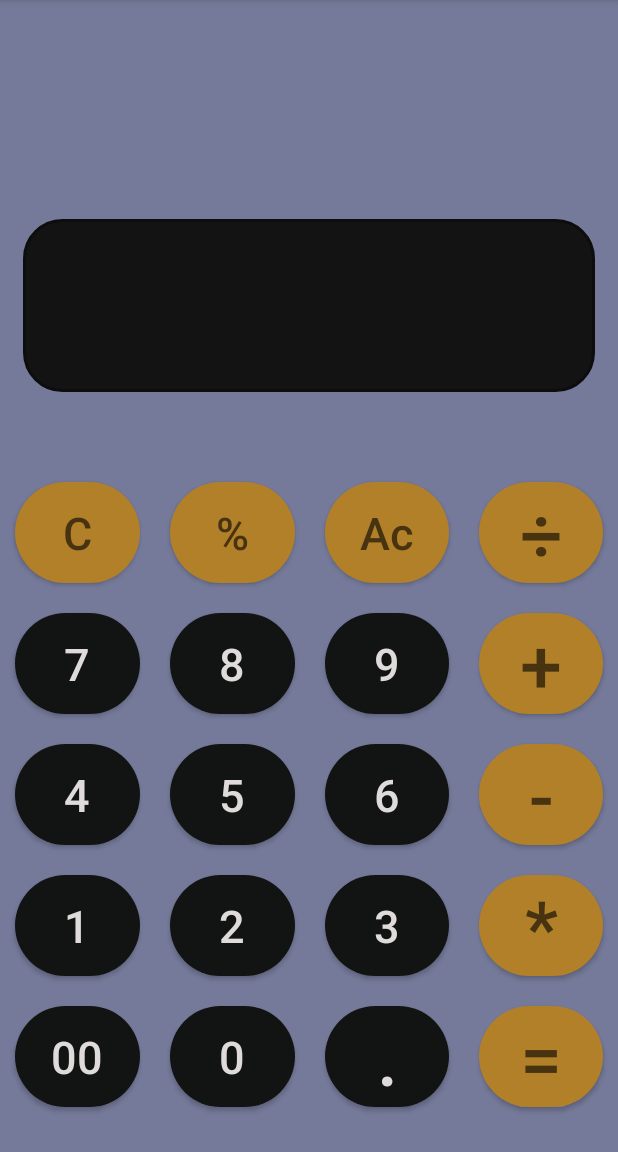
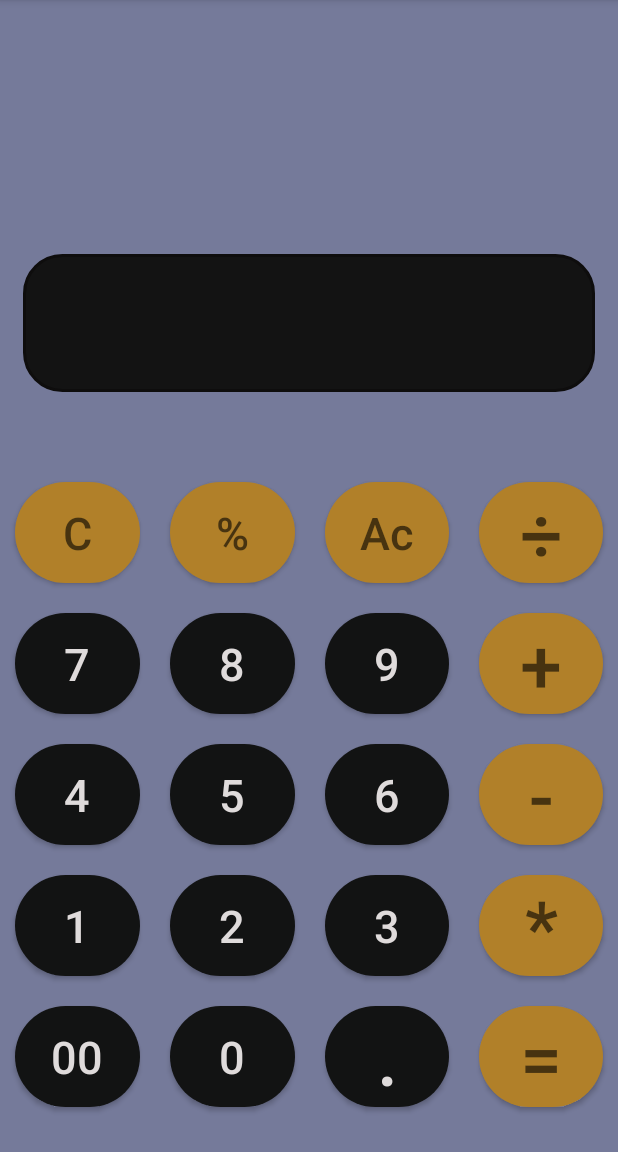
Before and after one commit to vd2905/final_calc, an Android app: the screen it shows after launch (MainActivity), on a phone screen of 412 x 824 dp, the part 84-1236 px from its top. Run offline under Robolectric (Android 15) with nearby library versions, the phone set to English and light mode, and no system bars.

Commit message:
Finish Commit

```diff
--- a/app/build.gradle
+++ b/app/build.gradle
@@ -35,4 +35,5 @@ dependencies {
     testImplementation 'junit:junit:4.13.2'
     androidTestImplementation 'com.android.support.test:runner:1.0.2'
     androidTestImplementation 'com.android.support.test.espresso:espresso-core:3.0.2'
+    implementation 'com.faendir.rhino:rhino-android:1.4'
 }
--- a/app/src/main/AndroidManifest.xml
+++ b/app/src/main/AndroidManifest.xml
@@ -6,7 +6,7 @@
         android:allowBackup="true"
         android:dataExtractionRules="@xml/data_extraction_rules"
         android:fullBackupContent="@xml/backup_rules"
-        android:icon="@mipmap/ic_launcher"
+        android:icon="@drawable/calc"
         android:label="@string/app_name"
         android:supportsRtl="true"
         android:theme="@style/Theme.Final_calc"
--- a/app/src/main/res/layout/activity_main.xml
+++ b/app/src/main/res/layout/activity_main.xml
@@ -9,18 +9,33 @@
     android:background="@drawable/bg2"
     tools:context=".MainActivity">
 
-    <TextView
-        android:id="@+id/txt1"
+    <LinearLayout
         android:layout_width="match_parent"
-        android:layout_height="115dp"
-        android:layout_marginBottom="50dp"
-        android:layout_marginLeft="15dp"
-        android:layout_marginRight="15dp"
+        android:layout_height="wrap_content"
         android:background="@drawable/bg1"
-        android:paddingRight="20dp"
-        android:gravity="right"
-        android:textColor="@color/white"
-        android:textSize="40dp" />
+        android:orientation="vertical"
+        android:layout_marginHorizontal="15dp"
+        android:layout_marginBottom="50dp">
+
+        <TextView
+            android:id="@+id/txt1"
+            android:layout_width="match_parent"
+            android:layout_height="wrap_content"
+            android:paddingRight="20dp"
+            android:gravity="right"
+            android:textColor="@color/white"
+            android:textSize="30dp" />
+
+        <TextView
+            android:id="@+id/txt2"
+            android:layout_width="match_parent"
+            android:layout_height="wrap_content"
+            android:paddingRight="20dp"
+            android:gravity="right"
+            android:textColor="@color/white"
+            android:textSize="38dp" />
+
+    </LinearLayout>
 
     <LinearLayout
         android:layout_width="match_parent"
```
Also changed, not shown: app/src/main/java/com/example/final_calc/MainActivity.java (+56 -95 lines), app/src/main/res/drawable/calc.png (added).
